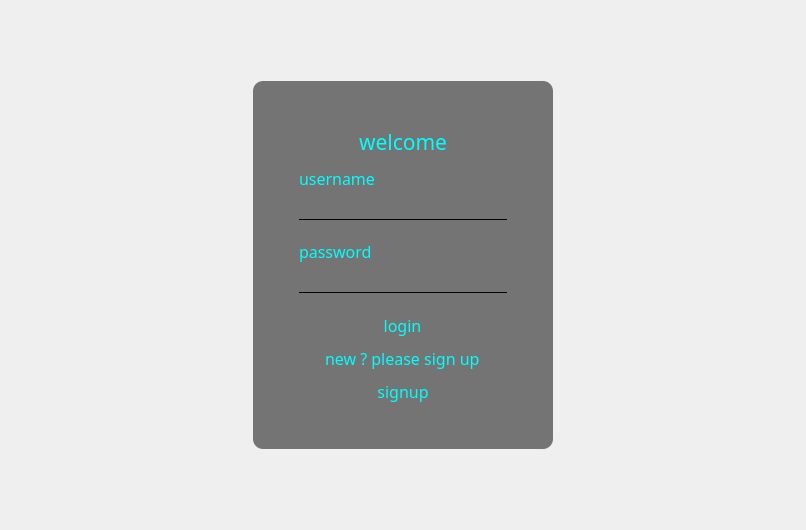
muhammadtaha272k3/Medi_track, file mainwindow.ui: the form before one commit.
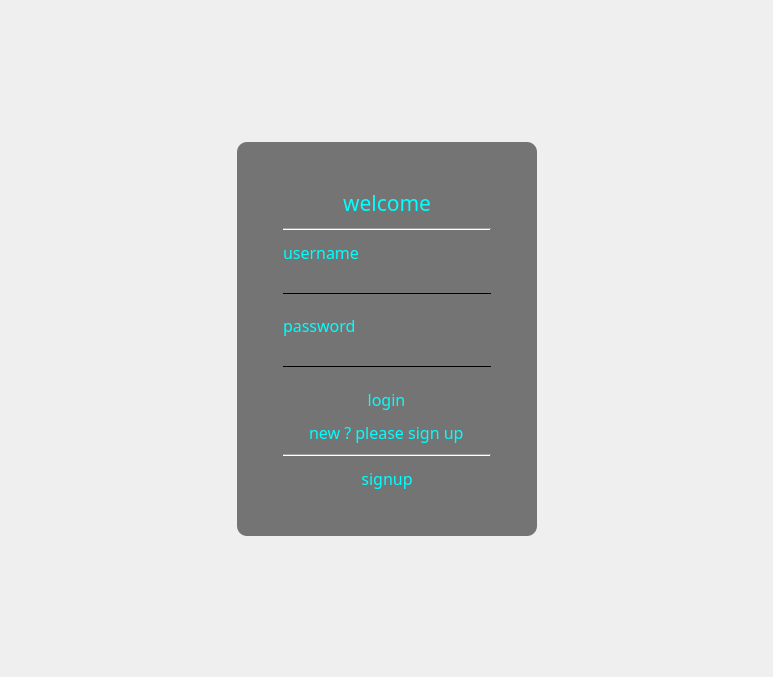
The form after the commit. Icons and pictures are not drawn.

The edit to the form file:
```diff
--- a/mainwindow.ui
+++ b/mainwindow.ui
@@ -6,8 +6,8 @@
    <rect>
     <x>0</x>
     <y>0</y>
-    <width>806</width>
-    <height>530</height>
+    <width>773</width>
+    <height>677</height>
    </rect>
   </property>
   <property name="font">
@@ -184,6 +184,13 @@
                    </property>
                   </widget>
                  </item>
+                 <item>
+                  <widget class="Line" name="line">
+                   <property name="orientation">
+                    <enum>Qt::Orientation::Horizontal</enum>
+                   </property>
+                  </widget>
+                 </item>
                  <item>
                   <widget class="QLabel" name="usernameinput">
                    <property name="font">
@@ -342,6 +349,13 @@
              </property>
             </widget>
            </item>
+           <item>
+            <widget class="Line" name="line_2">
+             <property name="orientation">
+              <enum>Qt::Orientation::Horizontal</enum>
+             </property>
+            </widget>
+           </item>
           </layout>
          </item>
          <item>
```
Left out of the diff: 7 changed lines with no effect on the pictures.
